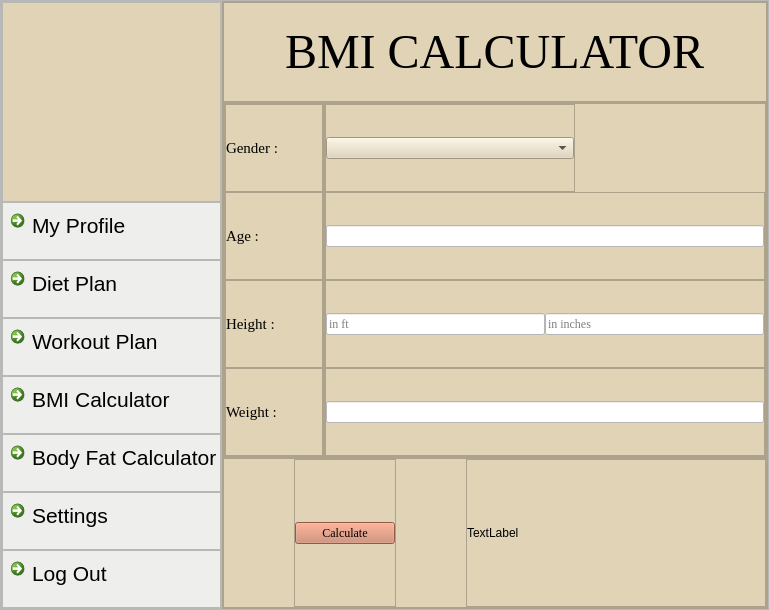
First picture: the form in bmi.ui, repository skidgefries/rightmeal, before the edit.
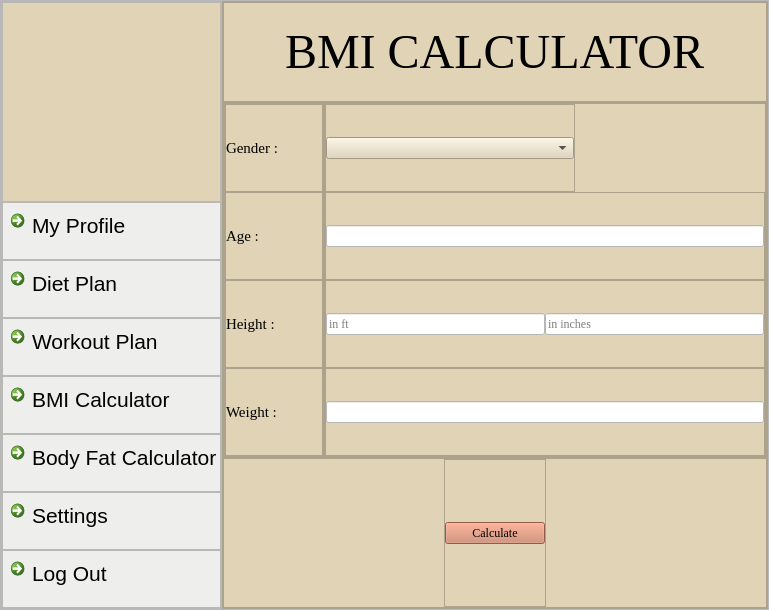
Second picture: the form after the edit. Icons and pictures are not drawn.

Diff of the .ui file:
```diff
--- a/bmi.ui
+++ b/bmi.ui
@@ -1125,46 +1125,6 @@
               </layout>
              </widget>
             </item>
-            <item>
-             <widget class="QFrame" name="frame_42">
-              <property name="minimumSize">
-               <size>
-                <width>300</width>
-                <height>0</height>
-               </size>
-              </property>
-              <property name="frameShape">
-               <enum>QFrame::StyledPanel</enum>
-              </property>
-              <property name="frameShadow">
-               <enum>QFrame::Raised</enum>
-              </property>
-              <layout class="QHBoxLayout" name="horizontalLayout_10">
-               <property name="spacing">
-                <number>0</number>
-               </property>
-               <property name="leftMargin">
-                <number>0</number>
-               </property>
-               <property name="topMargin">
-                <number>0</number>
-               </property>
-               <property name="rightMargin">
-                <number>0</number>
-               </property>
-               <property name="bottomMargin">
-                <number>0</number>
-               </property>
-               <item>
-                <widget class="QLabel" name="label_8">
-                 <property name="text">
-                  <string>TextLabel</string>
-                 </property>
-                </widget>
-               </item>
-              </layout>
-             </widget>
-            </item>
            </layout>
           </widget>
          </item>
```
